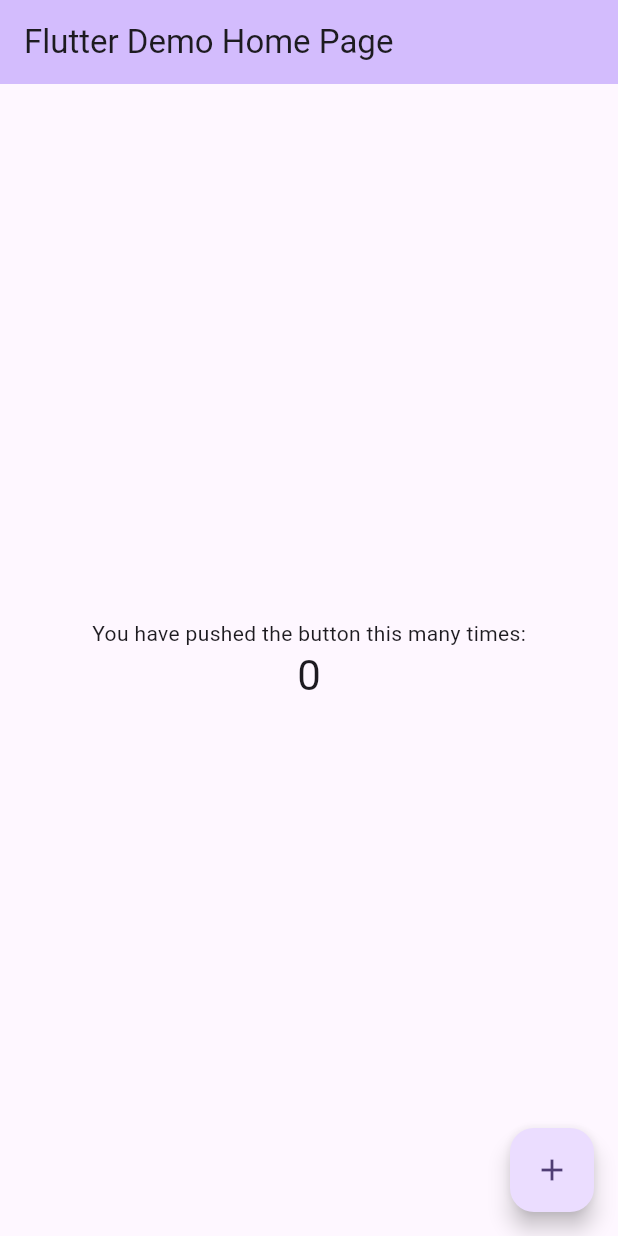
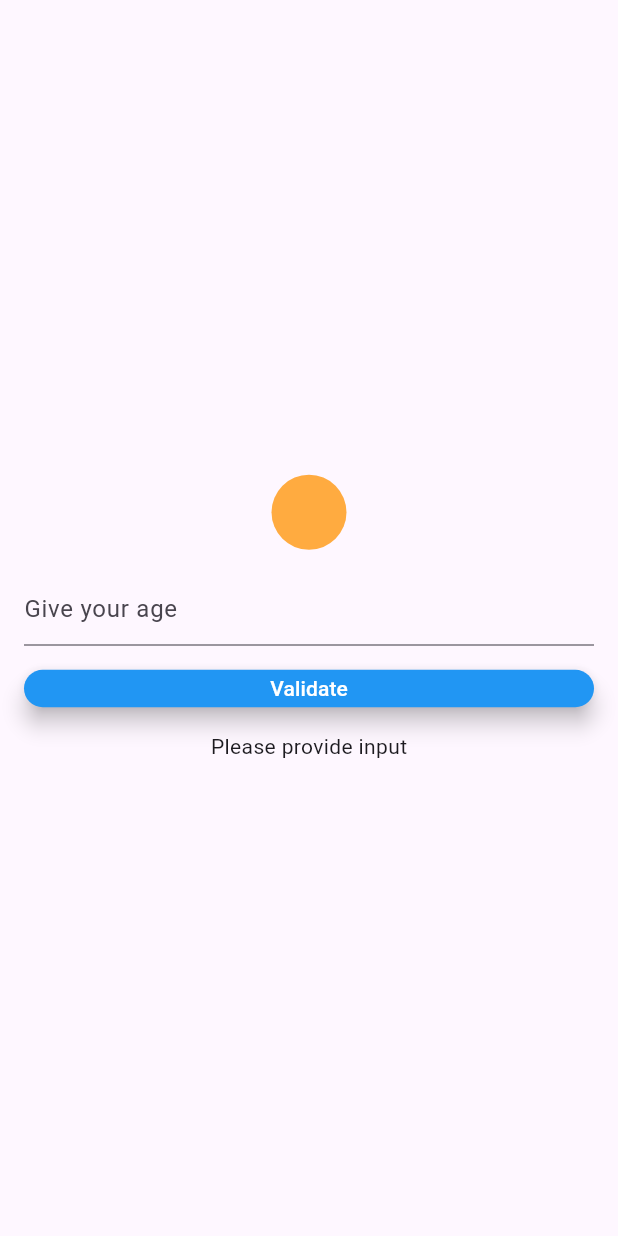
Before and after one commit to sai44nikhil44/flutter-codes, a Flutter app: the screen it shows after launch, on a phone screen of 412 x 824 dp. Run offline on Flutter 3.47's test engine with Material 2 defaults, Android fonts, the phone set to English and light mode, and no system bars.

Commit message:
age validator

```diff
--- a/flutter_codes/lib/main.dart
+++ b/flutter_codes/lib/main.dart
@@ -1,5 +1,6 @@
 import 'package:flutter/material.dart';
-import 'increment_counter.dart';
+import 'views/increment_counter.dart';
+import 'views/age_validator.dart';
 
 
 void main() {
@@ -18,7 +19,8 @@ class MyApp extends StatelessWidget {
         colorScheme: ColorScheme.fromSeed(seedColor: Colors.deepPurple),
         useMaterial3: true,
       ),
-      home: const MyHomePage(title: 'Flutter Demo Home Page'), // Demo code
+      //home: const MyHomePage(title: 'Flutter Demo Home Page'), // Demo code
+      home: AgeCalculator(),
     );
   }
 }
--- /dev/null
+++ b/flutter_codes/lib/providers/eligibility_provider.dart
@@ -0,0 +1,24 @@
+import 'package:flutter/material.dart';
+import 'package:provider/provider.dart';
+class EligilityProvider extends ChangeNotifier{
+  String _eligilityMessage = "";
+  late bool _isEligible;
+
+  void checkEligibility(int age)
+  {
+    if(age >= 18)
+    {
+      _eligilityMessage = "You are eligible";
+      _isEligible = true;
+    }
+    else{
+      _eligilityMessage = "You are not eligible";
+      _isEligible = false;
+    }
+
+    notifyListeners();
+  }
+
+  String get EligilityMessage => _eligilityMessage;
+  bool get IsEligible => _isEligible;
+}
--- /dev/null
+++ b/flutter_codes/lib/views/age_validator.dart
@@ -0,0 +1,48 @@
+import 'package:flutter/material.dart';
+
+class AgeCalculator extends StatelessWidget {
+  AgeCalculator({super.key});
+  final ageController = TextEditingController();
+
+  @override
+  Widget build(BuildContext context) {
+    return Scaffold(
+      body: Container(
+        padding: const EdgeInsets.all(16),
+        child: Form(
+          child: Column(
+            mainAxisAlignment: MainAxisAlignment.center,
+            children: <Widget>[
+              Container(
+                decoration: const BoxDecoration(
+                  shape: BoxShape.circle,
+                  color: Colors.orangeAccent
+                ),
+                height: 50,
+                width: 50,
+              ),
+              const SizedBox(height: 16,),
+              TextFormField(
+                controller: ageController,
+                decoration: const InputDecoration(hintText: "Give your age"),
+              ),
+              const SizedBox(height: 16),
+              SizedBox(
+                width: double.infinity,
+                height: 25,
+                child: FloatingActionButton(
+                backgroundColor: Colors.blue,
+                foregroundColor: Colors.white,
+                onPressed: (){},
+                child: const Text("Validate"),
+              ),
+              ),
+              const SizedBox(height: 16,),
+              const Text("Please provide input")
+            ],
+          )
+        ),
+      ),
+    );
+  }
+}
--- a/flutter_codes/pubspec.yaml
+++ b/flutter_codes/pubspec.yaml
@@ -35,6 +35,7 @@ dependencies:
   # The following adds the Cupertino Icons font to your application.
   # Use with the CupertinoIcons class for iOS style icons.
   cupertino_icons: ^1.0.2
+  provider: ^6.0.5
 
 dev_dependencies:
   flutter_test:
```
Also changed, not shown: flutter_codes/lib/views/increment_counter.dart (renamed from flutter_codes/lib/increment_counter.dart), flutter_codes/pubspec.lock.
